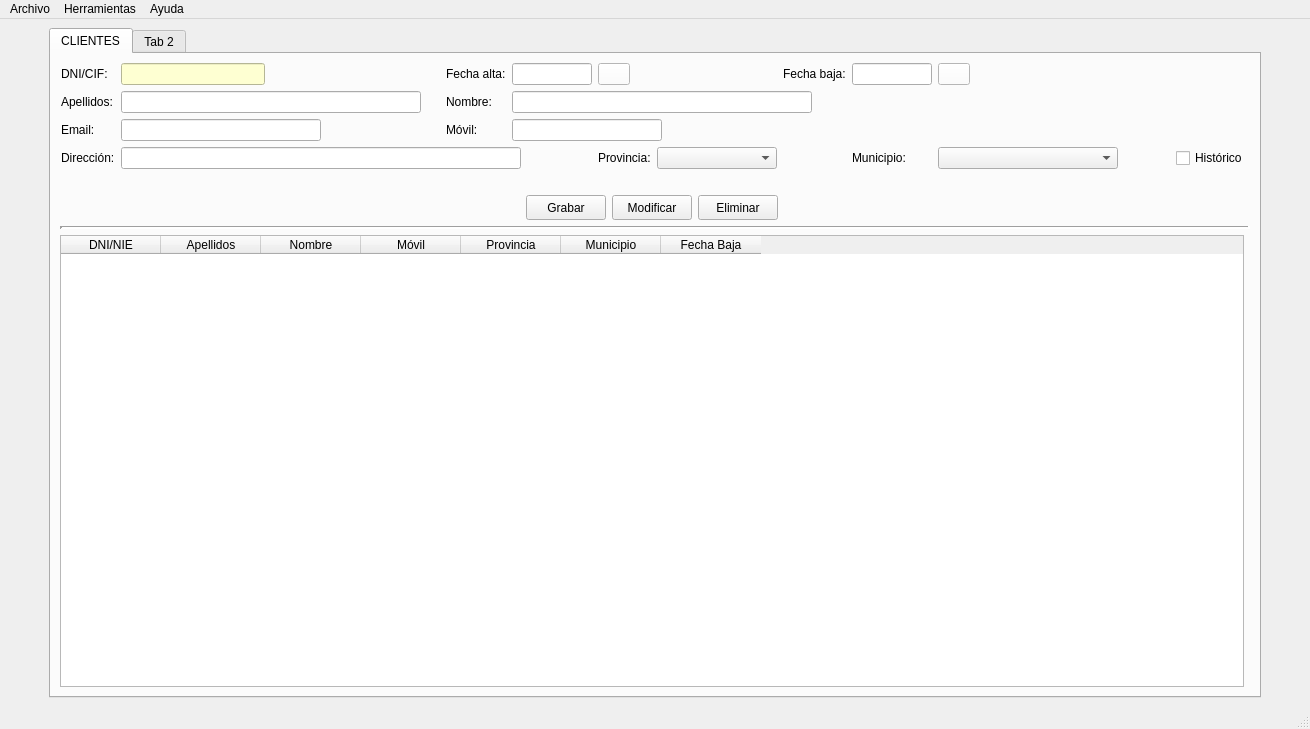
Before: the Qt Designer form templates/venPrincipal.ui in yelkov/ProyectoDI, drawn with Qt 5.
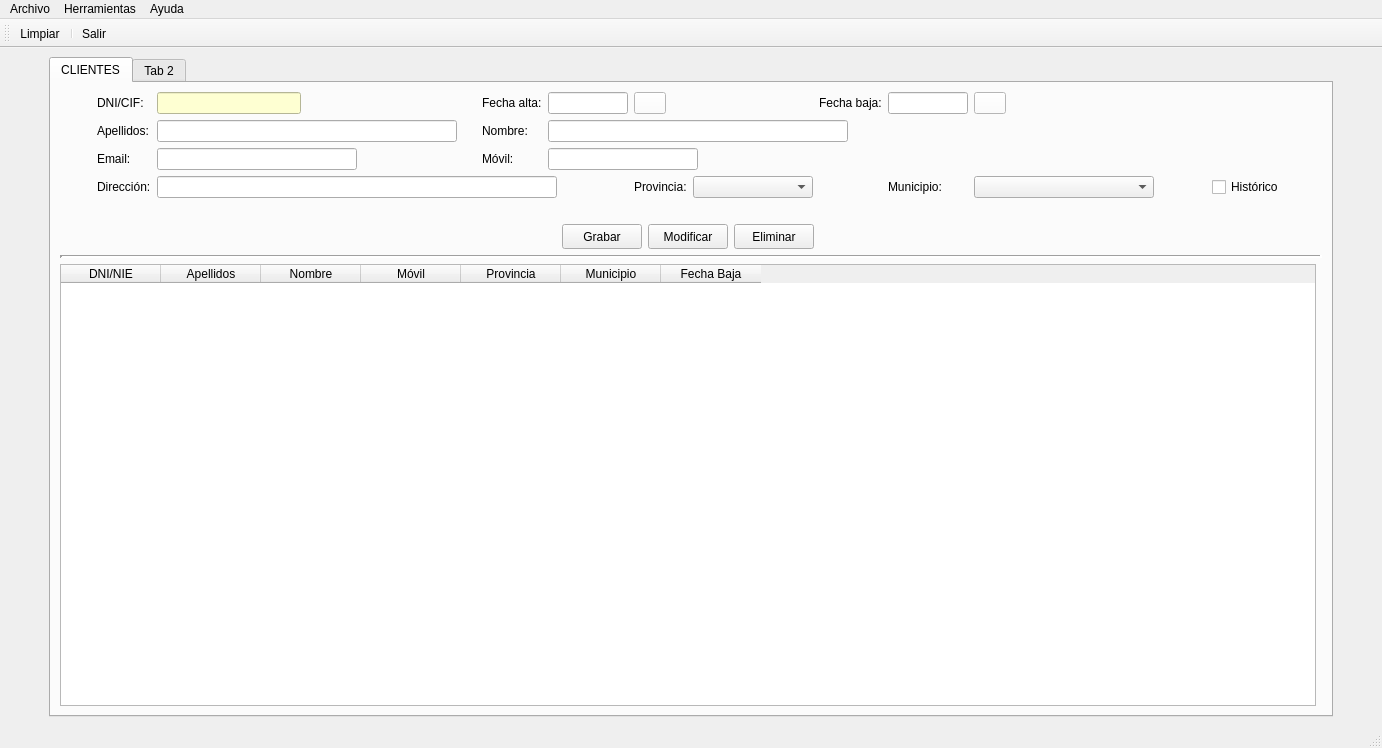
After: the same form once the commit is applied. Icons and pictures are not drawn.

Commit message: feat(proyecto): añadir toolBar con exit y reload y boton eliminar (dar de baja)

Patch:
```diff
--- a/templates/venPrincipal.ui
+++ b/templates/venPrincipal.ui
@@ -6,8 +6,8 @@
    <rect>
     <x>0</x>
     <y>0</y>
-    <width>1310</width>
-    <height>729</height>
+    <width>1382</width>
+    <height>720</height>
    </rect>
   </property>
   <property name="sizePolicy">
@@ -813,7 +813,7 @@
     <rect>
      <x>0</x>
      <y>0</y>
-     <width>1310</width>
+     <width>1382</width>
      <height>21</height>
     </rect>
    </property>
@@ -840,6 +840,20 @@
    <addaction name="menuAyuda"/>
   </widget>
   <widget class="QStatusBar" name="statusbar"/>
+  <widget class="QToolBar" name="toolBar">
+   <property name="windowTitle">
+    <string>toolBar</string>
+   </property>
+   <attribute name="toolBarArea">
+    <enum>TopToolBarArea</enum>
+   </attribute>
+   <attribute name="toolBarBreak">
+    <bool>false</bool>
+   </attribute>
+   <addaction name="actionbarLimpiar"/>
+   <addaction name="separator"/>
+   <addaction name="actionbarSalir"/>
+  </widget>
   <action name="actionSalir">
    <property name="text">
     <string>Salir</string>
@@ -855,6 +869,32 @@
     <string>Restaurar backup</string>
    </property>
   </action>
+  <action name="actionbarSalir">
+   <property name="icon">
+    <iconset>
+     <normaloff>../img/salir.ico</normaloff>
+     <normalon>../img/salir.svg</normalon>../img/salir.ico</iconset>
+   </property>
+   <property name="text">
+    <string>Salir</string>
+   </property>
+   <property name="shortcut">
+    <string>Alt+S</string>
+   </property>
+  </action>
+  <action name="actionbarLimpiar">
+   <property name="icon">
+    <iconset>
+     <normalon>../img/reload.ico</normalon>
+    </iconset>
+   </property>
+   <property name="text">
+    <string>Limpiar</string>
+   </property>
+   <property name="shortcut">
+    <string>Alt+R</string>
+   </property>
+  </action>
  </widget>
  <tabstops>
   <tabstop>panPrincipal</tabstop>
```
The commit also changes 11 other files.
